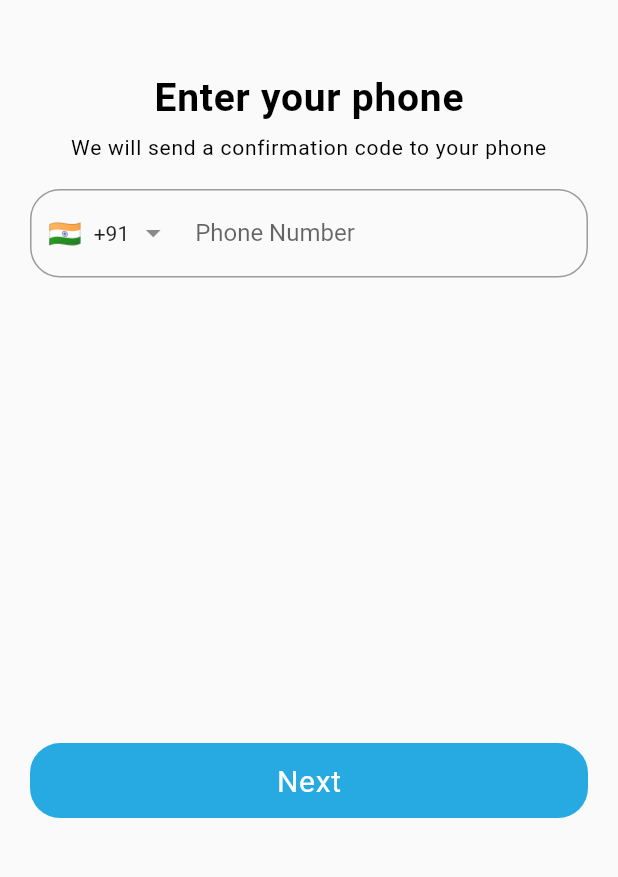
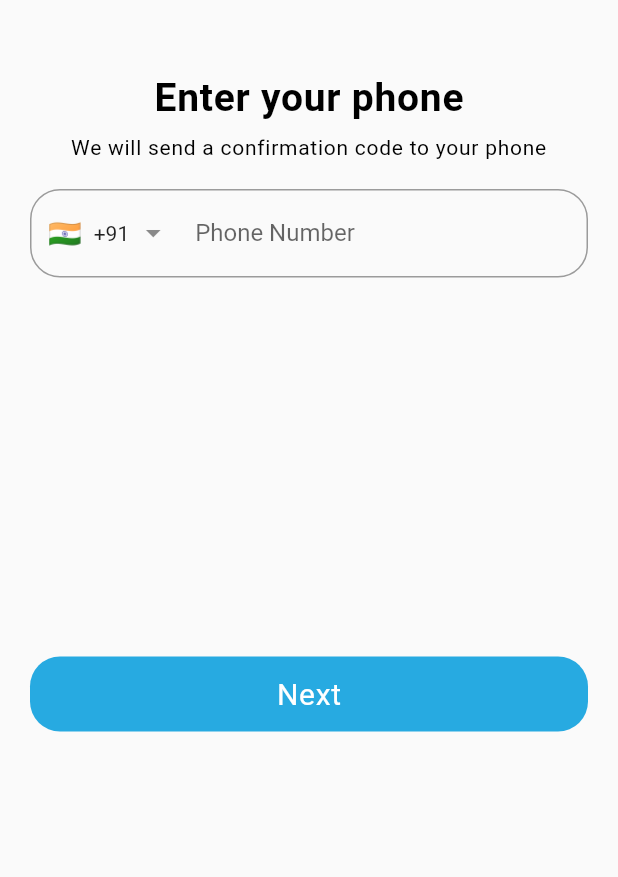
Before and after one commit to devsinntechnologies/bhai-chara, a Flutter app: the SignUpScreenByPhone screen opened directly, on a phone screen of 412 x 824 dp, the part 255-1132 px from its top. Run offline on Flutter 3.47's test engine with Material 2 defaults, Android fonts, the phone set to English and light mode, and no system bars; drawn by our look-alikes of intl_phone_field; our stand-ins replace cloud_firestore, firebase_core, firebase_storage, geocoding, geolocator, image_picker and 1 more; accounts and stored records are empty.

Commit message:
all clear

```diff
--- a/lib/common/custonPhoneTextField.dart
+++ b/lib/common/custonPhoneTextField.dart
@@ -1,6 +1,5 @@
 import 'package:flutter/material.dart';
 import 'package:intl_phone_field/intl_phone_field.dart';
-
 
 // ignore: must_be_immutable
 class CustomCountryPhoneField extends StatelessWidget {
--- a/lib/main.dart
+++ b/lib/main.dart
@@ -6,8 +6,6 @@ import 'package:bhai_chara/provider/slider_provider.dart';
 import 'package:bhai_chara/provider/timer_provider.dart';
 import 'package:bhai_chara/provider/switch_provider.dart';
 import 'package:bhai_chara/provider/visibility_provider.dart';
-import 'package:bhai_chara/view/home-screens/root_screen.dart';
-import 'package:bhai_chara/view/home-screens/sell_screen.dart';
 import 'package:bhai_chara/view/onboard_screens/splash_screen.dart';
 import 'package:firebase_core/firebase_core.dart';
 import 'package:flutter/material.dart';
--- a/lib/view/ads/item_screen.dart
+++ b/lib/view/ads/item_screen.dart
@@ -1,7 +1,6 @@
 import 'package:bhai_chara/common/custom_container_tile.dart';
 import 'package:bhai_chara/provider/firebase/addproduct.dart';
 import 'package:bhai_chara/utils/app_colors.dart';
-import 'package:bhai_chara/utils/container_with_img.dart';
 import 'package:bhai_chara/utils/itemContainer.dart';
 import 'package:cloud_firestore/cloud_firestore.dart';
 import 'package:flutter/material.dart';
--- a/lib/view/authentication/signup_screen_by_phone.dart
+++ b/lib/view/authentication/signup_screen_by_phone.dart
@@ -73,14 +73,15 @@ class _SignUpScreenByPhoneState extends State<SignUpScreenByPhone> {
                   controller: numberController,
                 ),
                 SizedBox(
-                  height: (size.height < 400)
+                  height: (size.height < 300)
                       ? size.height * .05
-                      : size.height * .35,
+                      : size.height * .28,
                 ),
                 CustomButton(
                   onTap: () {
                     if (numberController.text.isEmpty) {
-                      showSnack(context: context);
+                      showSnack(
+                          context: context, text: "Please Enter Phone Field");
                     } else if (numberController.text.length < 5) {
                       showSnack(context: "invalid phone number");
                     } else {
--- a/lib/view/home-screens/home_screen.dart
+++ b/lib/view/home-screens/home_screen.dart
@@ -1,10 +1,7 @@
 // ignore_for_file: unnecessary_null_comparison
-
-import 'dart:ffi';
 
 import 'package:bhai_chara/common/custom_container_tile.dart';
 import 'package:bhai_chara/provider/authentication_provider/auth_provider.dart';
-import 'package:bhai_chara/provider/firebase/addImages.dart';
 import 'package:bhai_chara/provider/firebase/addproduct.dart';
 import 'package:bhai_chara/utils/app_colors.dart';
 import 'package:bhai_chara/utils/refresh.dart';
@@ -16,7 +13,6 @@ import 'package:bhai_chara/view/home-screens/root_screen.dart';
 import 'package:bhai_chara/view/home-screens/sell_sub_categorie_screen.dart';
 import 'package:cloud_firestore/cloud_firestore.dart';
 import 'package:flutter/material.dart';
-import 'package:http/http.dart';
 import 'package:provider/provider.dart';
 import '../../utils/circle_avatar.dart';
 import '../../utils/container_with_img.dart';
@@ -37,6 +33,7 @@ class _HomeScreenState extends State<HomeScreen> {
 
   Future<Null> _refresh() {
     return getUser().then((_user) {
+      // ignore: unused_local_variable
       User user;
       setState(() => user = _user);
     });
--- a/lib/view/post and detail/post_and_detail_1.dart
+++ b/lib/view/post and detail/post_and_detail_1.dart
@@ -448,7 +448,7 @@ class _PostDetailScreen1State extends State<PostDetailScreen1> {
 
                             FocusScope.of(context).nextFocus();
                             // uploadImage(selectedImages);
-                            push(context, RootScreen());
+                            pushUntil(context, RootScreen());
                           }
                         },
                         text: "Post Now",
```
